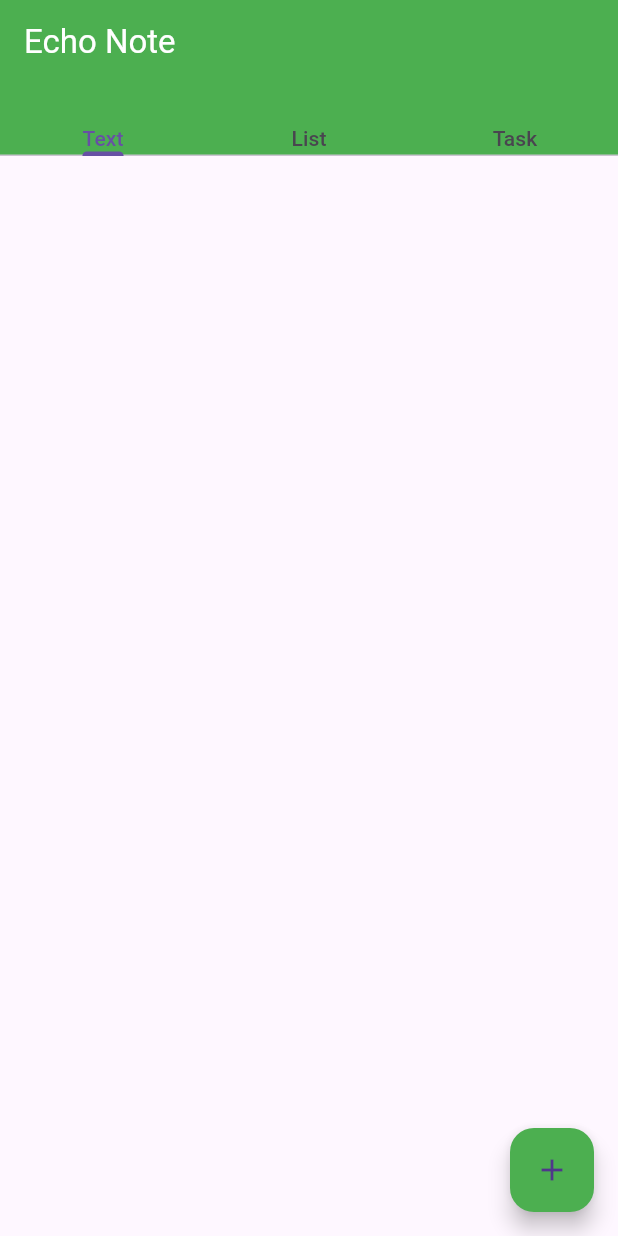
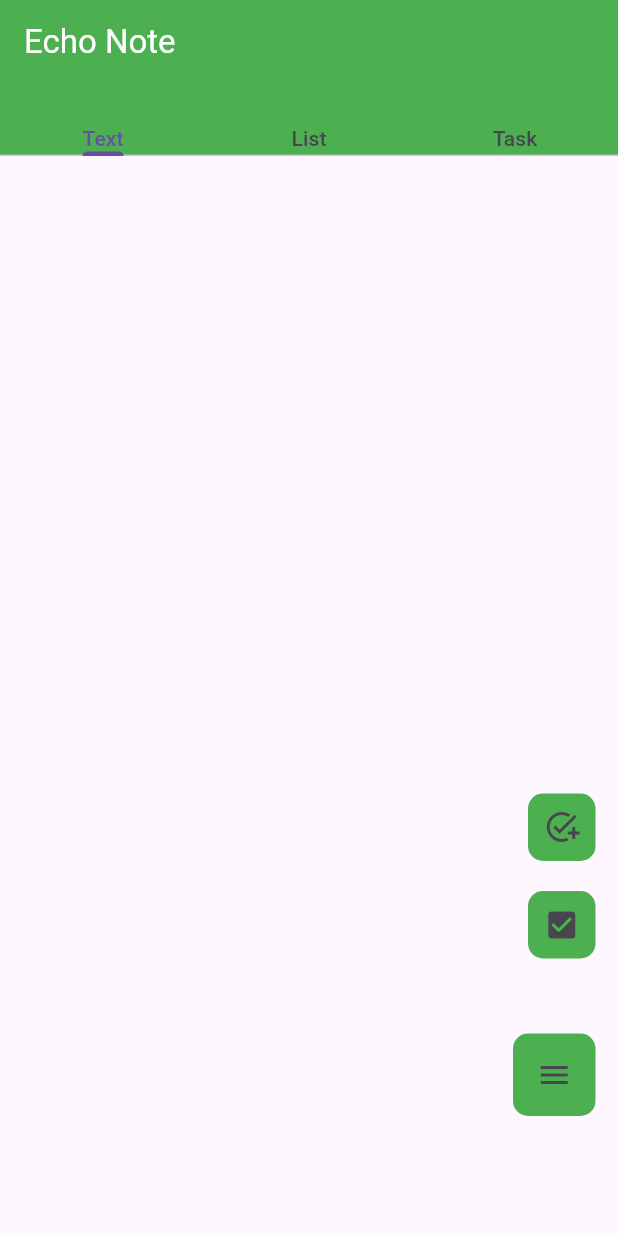
Before and after one commit to remyamp1/Echo_Note, a Flutter app: the screen it shows after launch, after a tap on the "add" icon, on a phone screen of 412 x 824 dp. Run offline on Flutter 3.47's test engine with Material 3 defaults, Android fonts, the phone set to English and light mode, and no system bars.

Commit message:
"30-11-24"

```diff
--- a/lib/firstpage.dart
+++ b/lib/firstpage.dart
@@ -1,3 +1,6 @@
+import 'package:echo_note/list.dart';
+import 'package:echo_note/task.dart';
+import 'package:echo_note/text.dart';
 import 'package:flutter/material.dart';
 
 class EchoNote extends StatefulWidget {
@@ -11,8 +14,6 @@ class _EchoNoteState extends State<EchoNote> {
   bool _showicon = false;
   bool _showfab = true;
 
-
-
   @override
   Widget build(BuildContext context) {
     return DefaultTabController(
@@ -24,20 +25,91 @@ class _EchoNoteState extends State<EchoNote> {
                 "Echo Note",
                 style: TextStyle(color: Colors.white),
               ),
-          bottom:
-              const TabBar(tabs: [Text("Text"), Text("List"), Text("Task")]),
+              bottom: const TabBar(
+                  tabs: [Text("Text"), Text("List"), Text("Task")]),
             ),
-        body: Column(
-          children: [],
-        ),
-        floatingActionButton: FloatingActionButton(
+            floatingActionButton: _showfab
+                ? FloatingActionButton(
                     backgroundColor: Colors.green,
-          onPressed: () {},
+                    onPressed: () {
+                      setState(() {
+                        _showicon = true;
+                        _showfab = false;
+                      });
+                    },
                     child: Icon(
                       Icons.add,
+                    ))
+                : null,
+            body: Stack(
+              children: <Widget>[
+                if (_showicon)
+                  Positioned(
+                    bottom: 80, // Adjust position above FAB
+                    right: 15,
+                    child: Column(
+                      mainAxisAlignment: MainAxisAlignment.end,
+                      crossAxisAlignment: CrossAxisAlignment.end,
+                      mainAxisSize: MainAxisSize.min,
+                      children: [
+                        SizedBox(
+                          height: 50,
+                        ),
+                        Container(
+                          height: 45,
+                          width: 45,
+                          decoration: BoxDecoration(
+                              borderRadius: BorderRadius.circular(10),
+                              color: Colors.green),
+                          child: IconButton(
+                              onPressed: () {
+                                Navigator.push(
+                                    context,
+                                    MaterialPageRoute(
+                                        builder: (context) => TaskExample()));
+                              },
+                              icon: Icon(Icons.add_task)),
+                        ),
+                        SizedBox(
+                          height: 20,
+                        ),
+                        Container(
+                          height: 45,
+                          width: 45,
+                          decoration: BoxDecoration(
+                              borderRadius: BorderRadius.circular(10),
+                              color: Colors.green),
+                          child: IconButton(
+                              onPressed: () {
+                                Navigator.push(
+                                    context,
+                                    MaterialPageRoute(
+                                        builder: (context) => ListExample()));
+                              },
+                              icon: Icon(Icons.check_box_rounded)),
+                        ),
+                        SizedBox(
+                          height: 50,
+                        ),
+                        Container(
+                          height: 55,
+                          width: 55,
+                          decoration: BoxDecoration(
+                              borderRadius: BorderRadius.circular(10),
+                              color: Colors.green),
+                          child: IconButton(
+                              onPressed: () {
+                                Navigator.push(
+                                    context,
+                                    MaterialPageRoute(
+                                        builder: (context) => TextExample()));
+                              },
+                              icon: Icon(Icons.menu)),
+                        ),
+                      ],
                     ),
                   ),
-      ),
-    );
+              ],
+            )));
   }
 }
--- a/lib/list.dart
+++ b/lib/list.dart
@@ -11,9 +11,7 @@ class _ListExampleState extends State<ListExample> {
   @override
   Widget build(BuildContext context) {
     return Scaffold(
-      body: Column(
-        children: [Text("First")],
-      ),
+      body: Center(child: Text("Page")),
     );
   }
 }
--- a/lib/text.dart
+++ b/lib/text.dart
@@ -11,9 +11,7 @@ class _TextExampleState extends State<TextExample> {
   @override
   Widget build(BuildContext context) {
     return Scaffold(
-      body: Column(
-        children: [Text("First")],
-      ),
+      body: Center(child: Text("Page")),
     );
   }
 }
```
Also changed, not shown: lib/task.dart (+61 -5 lines). Lines whose indentation alone changed are shown as unchanged.
